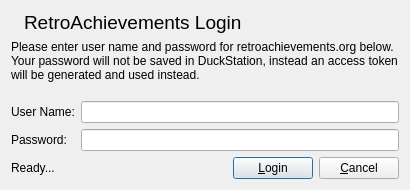
This is src/duckstation-qt/achievementlogindialog.ui in kofxi3584karlayang/duckstation as Qt 5 draws it before an edit. The edited form follows.
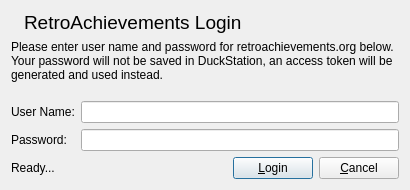
This is the edited form. Icons and pictures are not drawn.

What changed in the file:
```diff
--- a/src/duckstation-qt/achievementlogindialog.ui
+++ b/src/duckstation-qt/achievementlogindialog.ui
@@ -66,7 +66,7 @@
    <item>
     <widget class="QLabel" name="label_3">
      <property name="text">
-      <string>Please enter user name and password for retroachievements.org below. Your password will not be saved in DuckStation, instead an access token will be generated and used instead.</string>
+      <string>Please enter user name and password for retroachievements.org below. Your password will not be saved in DuckStation, an access token will be generated and used instead.</string>
      </property>
      <property name="wordWrap">
       <bool>true</bool>
```
